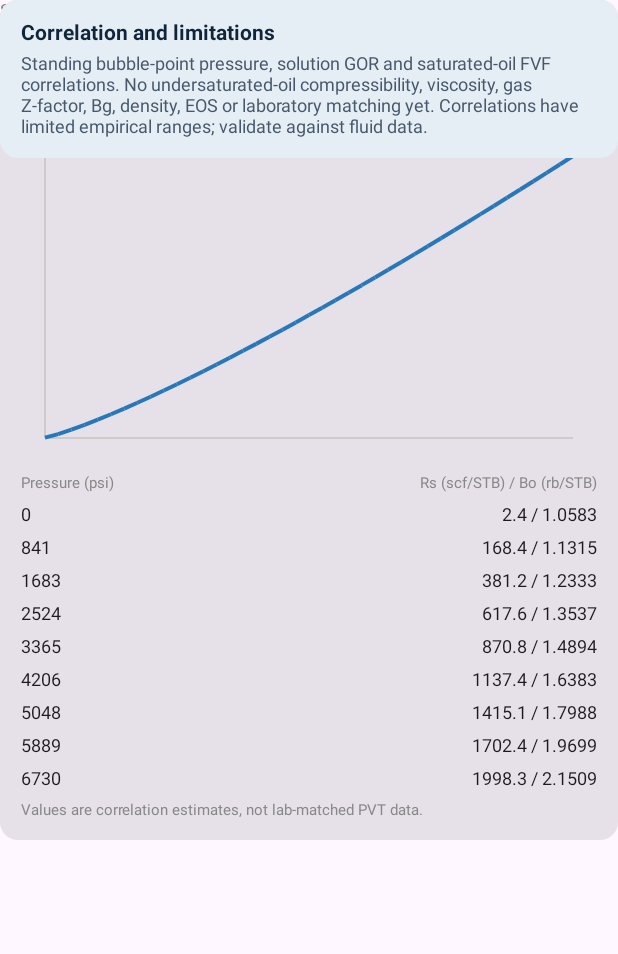
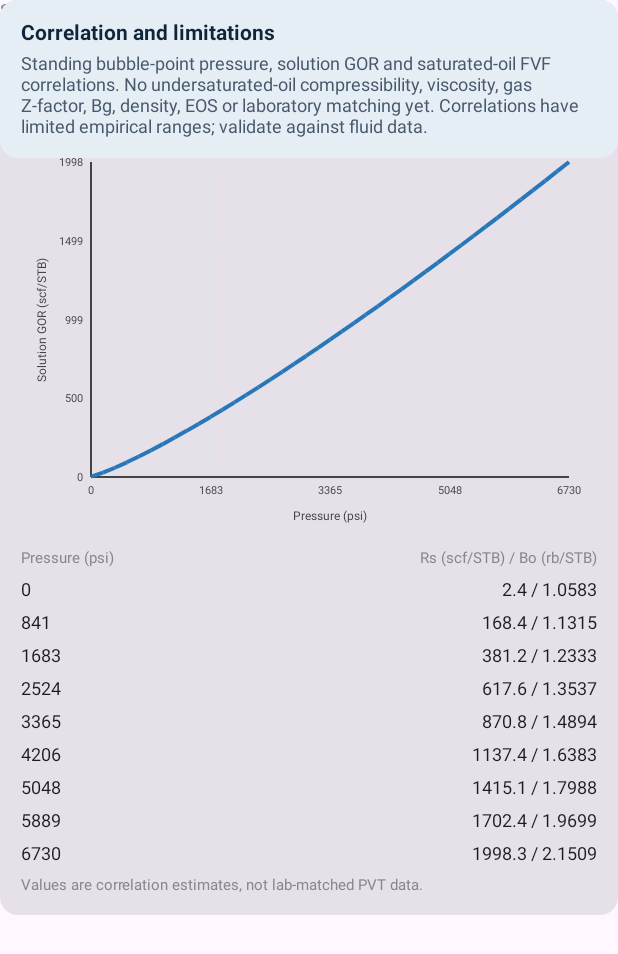
Before and after one commit to muhammad-ali-khaskheli/PetroMobile, an Android app built with Jetpack Compose: the composable PvtScreen shown on its own in the app's theme, after a tap on "Calculate black-oil PVT", on a phone screen of 412 x 824 dp. Shown: the top 954 px of the screen. Run offline under Robolectric (Android 15) with nearby library versions, the phone set to English and light mode, and no system bars.

Commit message:
Add numeric axis ticks and engineering units to PVT and IPR graphs

```diff
--- a/app/src/main/java/com/petromobile/app/MainActivity.kt
+++ b/app/src/main/java/com/petromobile/app/MainActivity.kt
@@ -15,6 +15,8 @@ import androidx.compose.runtime.*
 import androidx.compose.ui.Modifier
 import androidx.compose.ui.geometry.Offset
 import androidx.compose.ui.graphics.Color
+import androidx.compose.ui.graphics.nativeCanvas
+import android.graphics.Paint
 import androidx.compose.ui.text.font.FontWeight
 import androidx.compose.ui.unit.dp
 import androidx.compose.ui.unit.sp
@@ -309,13 +311,30 @@ private fun TextInput(label: String, value: String, change: (String) -> Unit) {
 private fun PvtGraph(samples: List<PvtSample>) {
     val maxRs = (samples.maxOfOrNull { it.solutionGasOilRatioScfStb } ?: 1.0).coerceAtLeast(1.0)
     val maxP = (samples.maxOfOrNull { it.pressurePsi } ?: 1.0).coerceAtLeast(1.0)
-    Canvas(Modifier.fillMaxWidth().height(220.dp).padding(8.dp)) {
-        val left = 12f; val top = 12f
-        val width = size.width - 24f; val height = size.height - 24f
-        drawLine(Color.LightGray, Offset(left, top), Offset(left, top + height), 2f)
-        drawLine(Color.LightGray, Offset(left, top + height), Offset(left + width, top + height), 2f)
-        val rs = samples.map { sample -> Offset(x = left + (sample.pressurePsi / maxP * width).toFloat(), y = top + height - (sample.solutionGasOilRatioScfStb / maxRs * height).toFloat()) }
-        rs.zipWithNext().forEach { (a,b) -> drawLine(blue,a,b,4f) }
+    Canvas(Modifier.fillMaxWidth().height(270.dp).padding(8.dp)) {
+        val left = 58f; val top = 18f; val right = size.width - 16f; val bottom = size.height - 48f
+        val w = right - left; val h = bottom - top
+        val paint = Paint().apply { color = android.graphics.Color.DKGRAY; textSize = 11f; textAlign = Paint.Align.CENTER; isAntiAlias = true }
+        for (i in 0..4) {
+            val fraction = i / 4f
+            val x = left + fraction * w; val y = bottom - fraction * h
+            drawLine(Color(0xFFE0E5EA), Offset(x, top), Offset(x, bottom), 1f)
+            drawLine(Color(0xFFE0E5EA), Offset(left, y), Offset(right, y), 1f)
+            drawContext.canvas.nativeCanvas.drawText("%.0f".format(maxP * fraction), x, bottom + 17f, paint)
+            paint.textAlign = Paint.Align.RIGHT
+            drawContext.canvas.nativeCanvas.drawText("%.0f".format(maxRs * fraction), left - 8f, y + 4f, paint)
+            paint.textAlign = Paint.Align.CENTER
+        }
+        drawLine(Color.DarkGray, Offset(left, top), Offset(left, bottom), 2f)
+        drawLine(Color.DarkGray, Offset(left, bottom), Offset(right, bottom), 2f)
+        val curve = samples.map { Offset(left + (it.pressurePsi / maxP * w).toFloat(), bottom - (it.solutionGasOilRatioScfStb / maxRs * h).toFloat()) }
+        curve.zipWithNext().forEach { (p1,p2) -> drawLine(blue,p1,p2,4f) }
+        paint.textSize = 12f
+        drawContext.canvas.nativeCanvas.drawText("Pressure (psi)", left + w / 2f, size.height - 5f, paint)
+        drawContext.canvas.nativeCanvas.save()
+        drawContext.canvas.nativeCanvas.rotate(-90f, 13f, top + h / 2f)
+        drawContext.canvas.nativeCanvas.drawText("Solution GOR (scf/STB)", 13f, top + h / 2f, paint)
+        drawContext.canvas.nativeCanvas.restore()
     }
 }
 
@@ -323,14 +342,29 @@ private fun PvtGraph(samples: List<PvtSample>) {
 private fun IprGraph(points: List<IprPoint>) {
     val maxQ = max(1f, points.maxOfOrNull { it.rate } ?: 1f)
     val maxP = max(1f, points.maxOfOrNull { it.pressure } ?: 1f)
-    Canvas(Modifier.fillMaxWidth().height(210.dp).padding(8.dp)) {
-        val l = 12f
-        val t = 12f
-        val w = size.width - 24f
-        val h = size.height - 24f
-        drawLine(Color.LightGray, Offset(l, t), Offset(l, t + h), 2f)
-        drawLine(Color.LightGray, Offset(l, t + h), Offset(l + w, t + h), 2f)
-        val coords = points.map { Offset(l + it.rate / maxQ * w, t + h - it.pressure / maxP * h) }
-        coords.zipWithNext().forEach { (a, b) -> drawLine(blue, a, b, 4f) }
+    Canvas(Modifier.fillMaxWidth().height(270.dp).padding(8.dp)) {
+        val left = 58f; val top = 18f; val right = size.width - 16f; val bottom = size.height - 48f
+        val w = right - left; val h = bottom - top
+        val paint = Paint().apply { color = android.graphics.Color.DKGRAY; textSize = 11f; textAlign = Paint.Align.CENTER; isAntiAlias = true }
+        for (i in 0..4) {
+            val fraction = i / 4f
+            val x = left + fraction * w; val y = bottom - fraction * h
+            drawLine(Color(0xFFE0E5EA), Offset(x, top), Offset(x, bottom), 1f)
+            drawLine(Color(0xFFE0E5EA), Offset(left, y), Offset(right, y), 1f)
+            drawContext.canvas.nativeCanvas.drawText("%.0f".format(maxQ * fraction), x, bottom + 17f, paint)
+            paint.textAlign = Paint.Align.RIGHT
+            drawContext.canvas.nativeCanvas.drawText("%.0f".format(maxP * fraction), left - 8f, y + 4f, paint)
+            paint.textAlign = Paint.Align.CENTER
+        }
+        drawLine(Color.DarkGray, Offset(left, top), Offset(left, bottom), 2f)
+        drawLine(Color.DarkGray, Offset(left, bottom), Offset(right, bottom), 2f)
+        val curve = points.map { Offset(left + it.rate / maxQ * w, bottom - it.pressure / maxP * h) }
+        curve.zipWithNext().forEach { (p1,p2) -> drawLine(blue,p1,p2,4f) }
+        paint.textSize = 12f
+        drawContext.canvas.nativeCanvas.drawText("Oil rate (STB/day)", left + w / 2f, size.height - 5f, paint)
+        drawContext.canvas.nativeCanvas.save()
+        drawContext.canvas.nativeCanvas.rotate(-90f, 13f, top + h / 2f)
+        drawContext.canvas.nativeCanvas.drawText("Flowing pressure (psi)", 13f, top + h / 2f, paint)
+        drawContext.canvas.nativeCanvas.restore()
     }
 }
```
